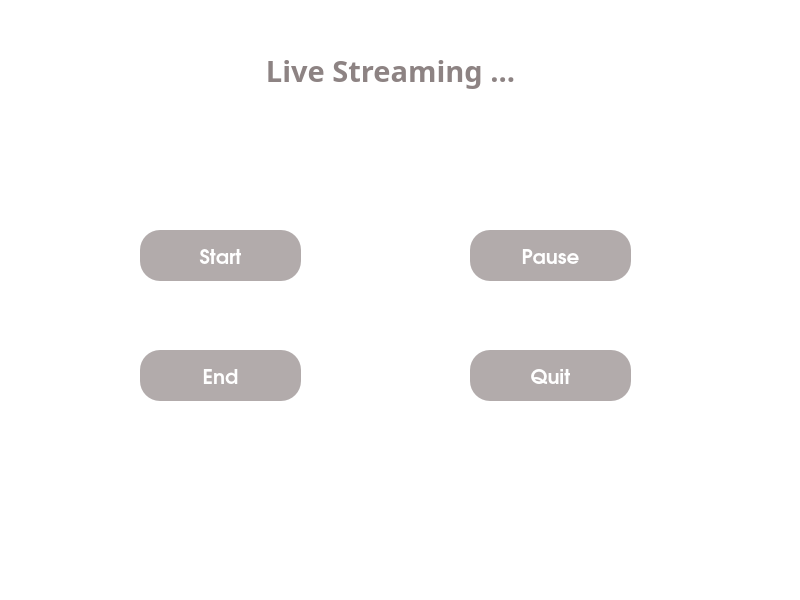
Old version of the form ui/open_camera.ui in the repository Bassel-A-Elazab/SocialDistancingDetecor_DesktopApplication_using_Pyhton-OpenCV-YOLO-Birds-Eye-View.
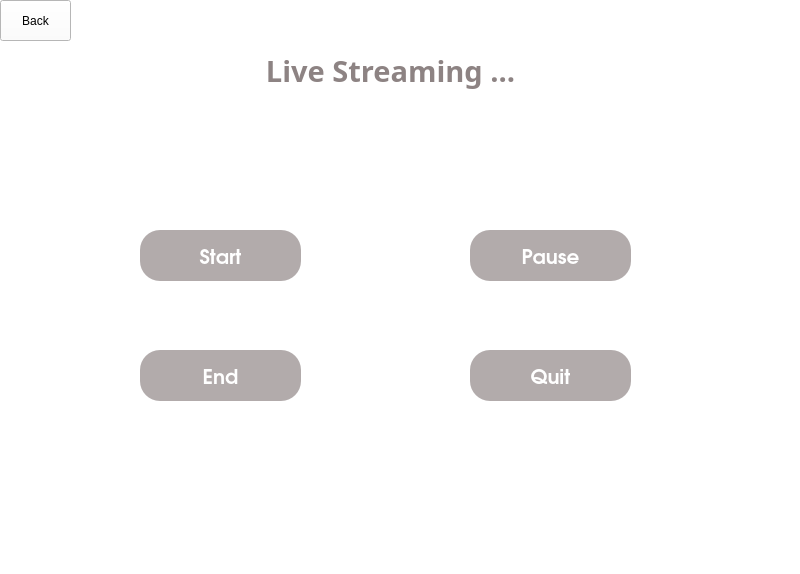
New version of the form.

Commit message: Add a previous button to the previous Main Window

Patch:
```diff
--- a/ui/open_camera.ui
+++ b/ui/open_camera.ui
@@ -7,7 +7,7 @@
     <x>0</x>
     <y>0</y>
     <width>800</width>
-    <height>600</height>
+    <height>574</height>
    </rect>
   </property>
   <property name="windowTitle">
@@ -150,16 +150,19 @@
      <string>End</string>
     </property>
    </widget>
-  </widget>
-  <widget class="QMenuBar" name="menubar">
+   <widget class="QPushButton" name="back">
    <property name="geometry">
     <rect>
      <x>0</x>
      <y>0</y>
-     <width>800</width>
-     <height>22</height>
-    </rect>
-   </property>
+      <width>71</width>
+      <height>41</height>
+     </rect>
+    </property>
+    <property name="text">
+     <string>Back</string>
+    </property>
+   </widget>
   </widget>
   <widget class="QStatusBar" name="statusbar"/>
  </widget>
```
Lines whose indentation alone changed are shown as unchanged. The commit also changes 1 other file.
